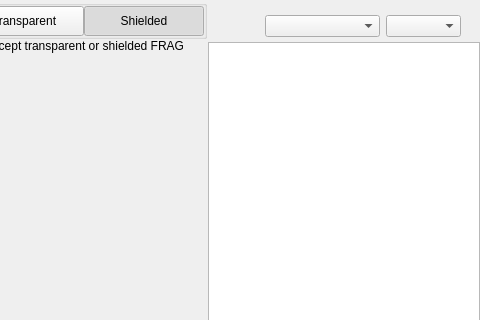
Before: the Qt Designer form src/qt/gamefrag/forms/receivewidget.ui in Game-Frag/game-frag-coin, drawn with Qt 5; both pictures show x 339 to 819 and y 0 to 320 of the 819 by 629 pixel window.
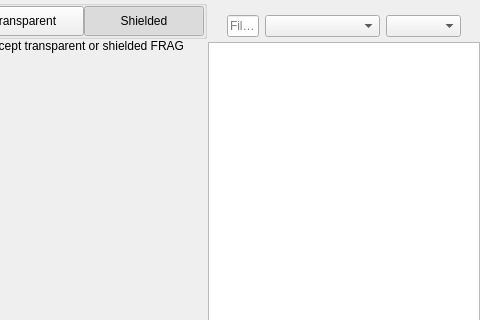
After: the same form once the commit is applied. Custom widgets are drawn as their Qt base class.

Patch:
```diff
--- a/src/qt/gamefrag/forms/receivewidget.ui
+++ b/src/qt/gamefrag/forms/receivewidget.ui
@@ -510,14 +510,45 @@
            <property name="bottomMargin">
             <number>5</number>
            </property>
+           <item>
+            <widget class="QLineEdit" name="lineEditFilter">
+             <property name="sizePolicy">
+              <sizepolicy hsizetype="Expanding" vsizetype="Fixed">
+               <horstretch>0</horstretch>
+               <verstretch>0</verstretch>
+              </sizepolicy>
+             </property>
+             <property name="minimumSize">
+              <size>
+               <width>0</width>
+               <height>0</height>
+              </size>
+             </property>
+             <property name="contextMenuPolicy">
+              <enum>Qt::DefaultContextMenu</enum>
+             </property>
+             <property name="acceptDrops">
+              <bool>false</bool>
+             </property>
+             <property name="maxLength">
+              <number>40</number>
+             </property>
+             <property name="placeholderText">
+              <string>Filter</string>
+             </property>
+            </widget>
+           </item>
            <item>
             <spacer name="horizontalSpacer_3">
              <property name="orientation">
               <enum>Qt::Horizontal</enum>
              </property>
+             <property name="sizeType">
+              <enum>QSizePolicy::Preferred</enum>
+             </property>
              <property name="sizeHint" stdset="0">
               <size>
-               <width>40</width>
+               <width>20</width>
                <height>20</height>
               </size>
              </property>
```
Left out of the diff: 3 changed lines with no effect on the pictures.
